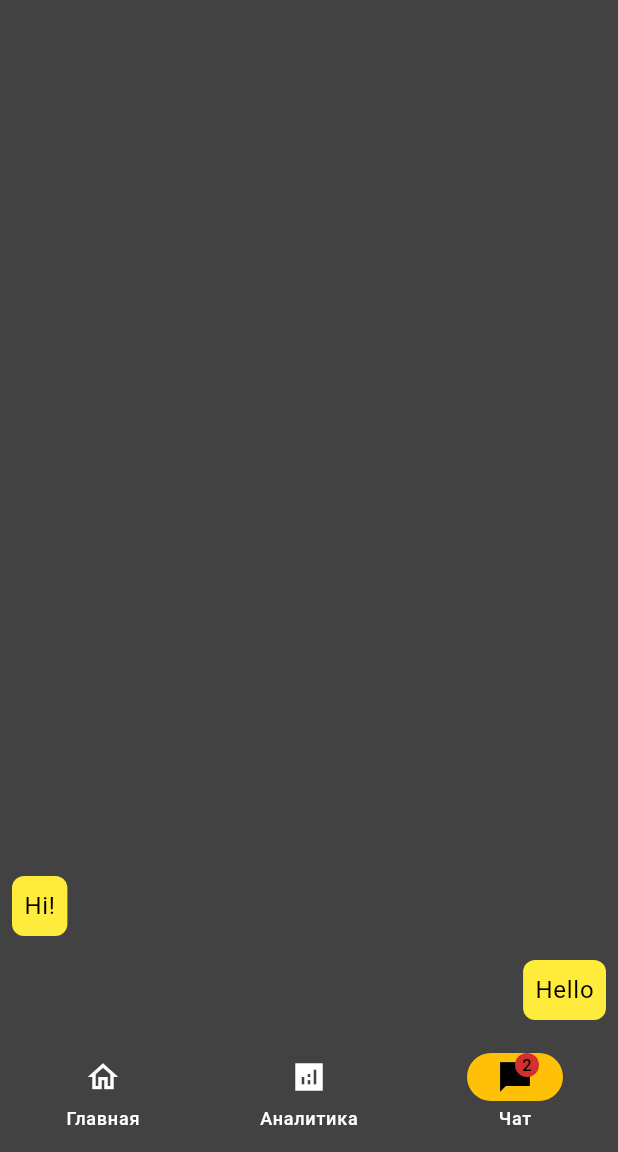
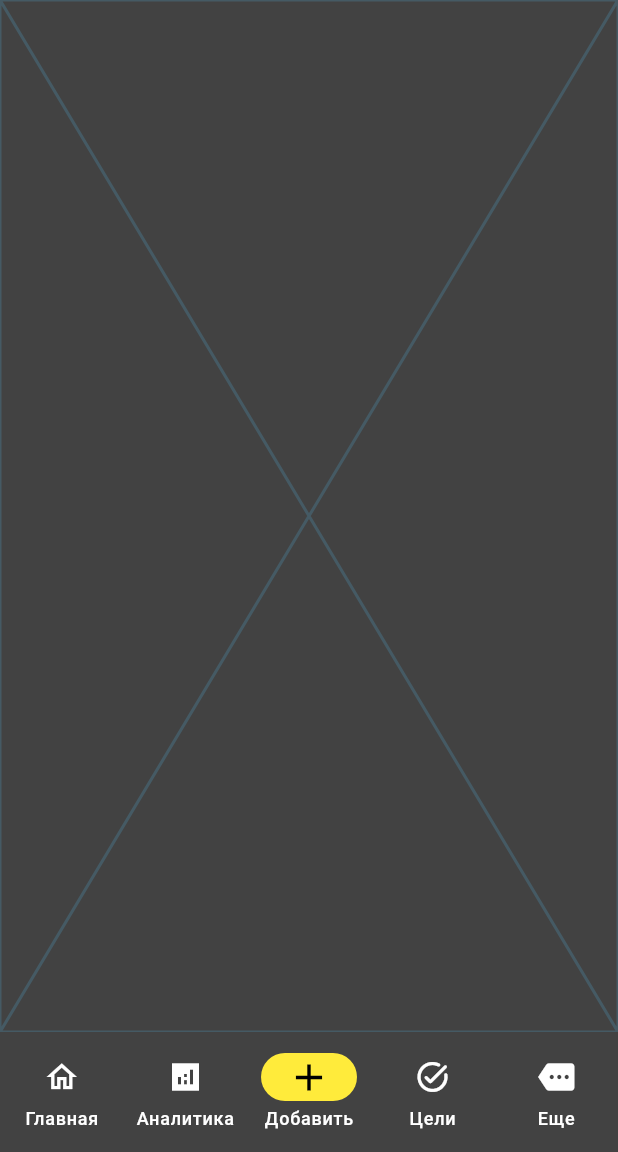
Before and after one commit to F1TU3S17/t-bank-analiz-mob, a Flutter app: the screen it shows after launch, item 3 of the bottom bar chosen, on a phone screen of 412 x 824 dp, the part 84-1236 px from its top. Run offline on Flutter 3.47's test engine with Material 3 defaults, Android fonts, the phone set to English and light mode, and no system bars.

Commit message:
update navbar

```diff
--- a/lib/sreenes/mainScreen.dart
+++ b/lib/sreenes/mainScreen.dart
@@ -1,7 +1,9 @@
 import 'package:flutter/material.dart';
 import 'package:hakaton4k/sreenes/pages/analiticPage.dart';
 import 'package:hakaton4k/sreenes/pages/homePage.dart';
-import 'package:hakaton4k/sreenes/pages/messagesPage.dart';
+import 'package:hakaton4k/sreenes/pages/more.dart';
+import 'package:hakaton4k/sreenes/pages/target.dart';
+import 'package:hakaton4k/sreenes/pages/addNewTransaction.dart';
 
 class MainScreen extends StatefulWidget {
   const MainScreen({super.key});
@@ -13,6 +15,7 @@ class MainScreen extends StatefulWidget {
 class _MainScreenState extends State<MainScreen> {
   int currentPageIndex = 0;
 
+  // Функция для изменения текущей страницы
   changeCurrentIndex(int index) {
     setState(() {
       currentPageIndex = index;
@@ -23,7 +26,7 @@ class _MainScreenState extends State<MainScreen> {
   Widget build(BuildContext context) {
     final ThemeData theme = Theme.of(context);
     return Scaffold(
-    appBar: AppBar(
+      appBar: AppBar(
         title: Row(
           mainAxisSize: MainAxisSize.min,
           children: [
@@ -33,38 +36,61 @@ class _MainScreenState extends State<MainScreen> {
       ),
       bottomNavigationBar: appNavigationBar(),
       body: <Widget>[
-        /// Home page
+        /// Главная страница
         HomePage(theme: theme),
-        /// Analitic page
+        /// Страница аналитики
         AnaliticPage(),
-        /// Messages page
-        MessagesPage(theme: theme),
+        /// Cтраница добавления новой транзакции
+        AddNewTransaction(),
+        /// Страница целей
+        TargetPage(theme: theme),
+        /// Страница ЕЩЕ
+        MoreInfoPage(theme: theme),
+
       ][currentPageIndex],
     );
   }
 
+  // Создаем навигационную панель с изменением внешнего вида кнопки "+"
   NavigationBar appNavigationBar() {
     return NavigationBar(
       onDestinationSelected: changeCurrentIndex,
-      indicatorColor: Colors.amber,
+      indicatorColor: Colors.yellow,
       selectedIndex: currentPageIndex,
-      destinations: const <Widget>[
+      destinations: <Widget>[
         NavigationDestination(
           selectedIcon: Icon(Icons.home),
           icon: Icon(Icons.home_outlined),
           label: 'Главная',
         ),
+
         NavigationDestination(
           icon: Icon(Icons.analytics_sharp),
           label: 'Аналитика',
         ),
+        // Кнопка "+" с желтым кружочком
         NavigationDestination(
-          icon: Badge(
-            label: Text('2'),
-            child: Icon(Icons.messenger_sharp),
+          icon: Container(
+            decoration: BoxDecoration(
+              shape: BoxShape.circle,
+              color: Colors.yellow, // Желтый фон
+            ),
+            child: Icon(
+              Icons.add,
+              color: Colors.black,
+              size: 30, // Размер иконки
+            ),
           ),
-          label: 'Чат',
+          label: 'Добавить',
         ),
+        NavigationDestination(
+          icon: Icon(Icons.task_alt_rounded),
+          label: 'Цели',
+        ),
+        NavigationDestination(
+          icon: Icon(Icons.more),
+          label: 'Еще',
+        )
       ],
     );
   }
--- /dev/null
+++ b/lib/sreenes/pages/addNewTransaction.dart
@@ -0,0 +1,16 @@
+import 'package:flutter/material.dart';
+
+
+class AddNewTransaction extends StatefulWidget {
+  const AddNewTransaction({super.key});
+
+  @override
+  State<AddNewTransaction> createState() => _AddNewTransactionState();
+}
+
+class _AddNewTransactionState extends State<AddNewTransaction> {
+  @override
+  Widget build(BuildContext context) {
+    return const Placeholder();
+  }
+}
--- /dev/null
+++ b/lib/sreenes/pages/more.dart
@@ -0,0 +1,10 @@
+import 'package:flutter/material.dart';
+
+class MoreInfoPage extends StatelessWidget {
+  const MoreInfoPage({super.key,  required this.theme});
+  final ThemeData theme;
+  @override
+  Widget build(BuildContext context) {
+    return const Placeholder();
+  }
+}
--- a/lib/sreenes/pages/messagesPage.dart
+++ b/lib/sreenes/pages/target.dart
@@ -1,8 +1,8 @@
 import 'package:flutter/material.dart';
 
-class MessagesPage extends StatelessWidget {
+class TargetPage extends StatelessWidget {
 
-  const MessagesPage({
+  const TargetPage({
     super.key,
     required this.theme,
   });
```
